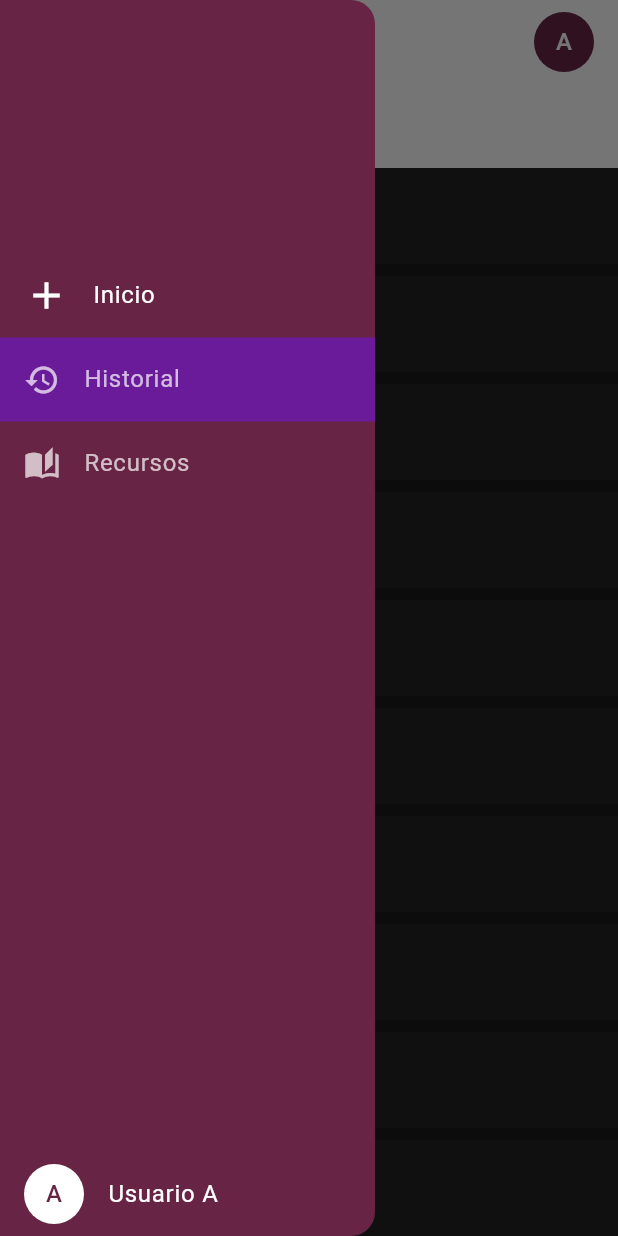
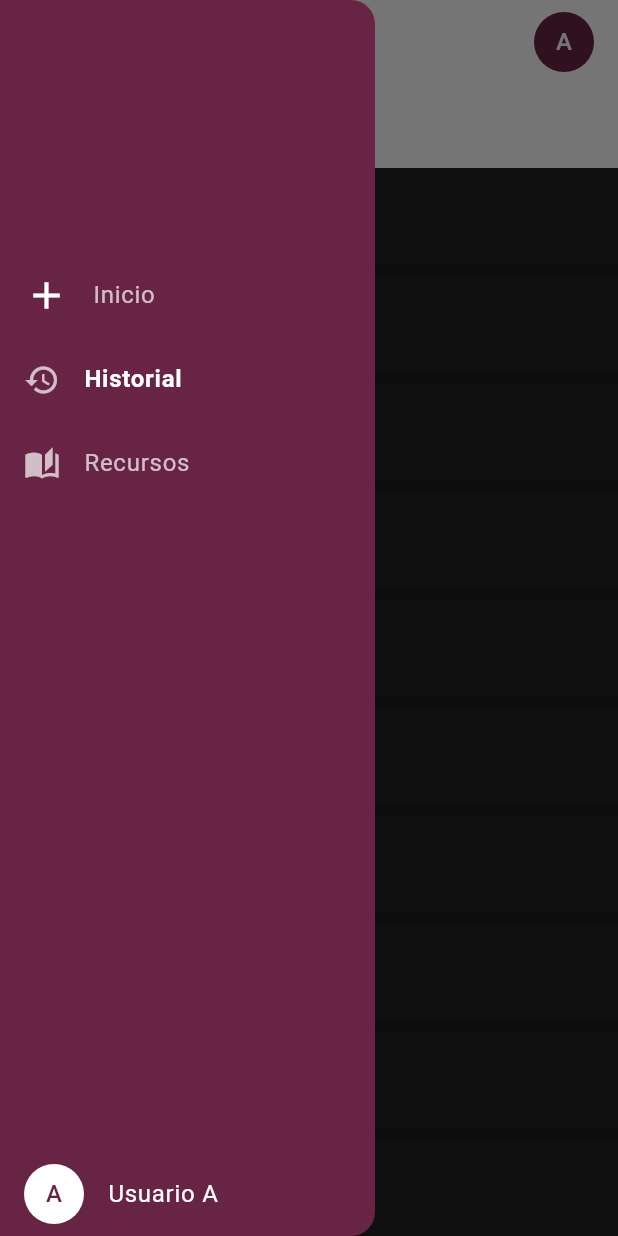
Before and after one commit to RubenTorresNava/integradoramovil, a Flutter app: the HistoryScreen screen opened by its route, with the side drawer open, on a phone screen of 412 x 824 dp. Run offline on Flutter 3.47's test engine with Material 3 defaults, Android fonts, the phone set to English and light mode, and no system bars.

Commit message:
feat: mejorar estilo de navegación en el drawer con resaltado de elementos activos

```diff
--- a/lib/widgets/custom_drawer.dart
+++ b/lib/widgets/custom_drawer.dart
@@ -22,8 +22,13 @@ class CustomDrawer extends StatelessWidget {
           // Lista de elementos de navegación
           ListTile(
             leading: const Icon(Icons.add, color: Colors.white, size: 30),
-            title: const Text('Inicio', style: TextStyle(color: Colors.white)),
-            tileColor: const Color.fromRGBO(104, 36, 68, 1), // Fondo morado para el elemento activo
+            title: Text(
+              'Inicio',
+              style: TextStyle(
+                color: ModalRoute.of(context)?.settings.name == '/home' ? Colors.white : Colors.white70,
+                fontWeight: ModalRoute.of(context)?.settings.name == '/home' ? FontWeight.bold : FontWeight.normal,
+              ),
+            ),
             onTap: () {
               // Lógica de navegación a Inicio (ya estamos aquí, se puede cerrar el drawer)
               Navigator.pop(context);
@@ -32,8 +37,13 @@ class CustomDrawer extends StatelessWidget {
           ),
           ListTile(
             leading: const Icon(Icons.history, color: Colors.white70),
-            title: const Text('Historial', style: TextStyle(color: Colors.white70)),
-            tileColor: ModalRoute.of(context)?.settings.name == '/history' ? Colors.purple[800] : null,
+            title: Text(
+              'Historial',
+              style: TextStyle(
+                color: ModalRoute.of(context)?.settings.name == '/history' ? Colors.white : Colors.white70,
+                fontWeight: ModalRoute.of(context)?.settings.name == '/history' ? FontWeight.bold : FontWeight.normal,
+              ),
+            ),
             onTap: () {
               Navigator.pop(context); // Cierra el drawer
               Navigator.of(context).pushNamed('/history'); // Navega a la pantalla
@@ -41,8 +51,13 @@ class CustomDrawer extends StatelessWidget {
           ),
           ListTile(
             leading: const Icon(Icons.auto_stories, color: Colors.white70),
-            title: const Text('Recursos', style: TextStyle(color: Colors.white70)),
-            tileColor: ModalRoute.of(context)?.settings.name == '/resources' ? Colors.purple[800] : null, // Opcional: Resaltar si está activo
+            title: Text(
+              'Recursos',
+              style: TextStyle(
+                color: ModalRoute.of(context)?.settings.name == '/resources' ? Colors.white : Colors.white70,
+                fontWeight: ModalRoute.of(context)?.settings.name == '/resources' ? FontWeight.bold : FontWeight.normal,
+              ),
+            ),
             onTap: () {
               // Lógica para navegar a Recursos
               Navigator.pop(context); // Cierra el drawer
```
